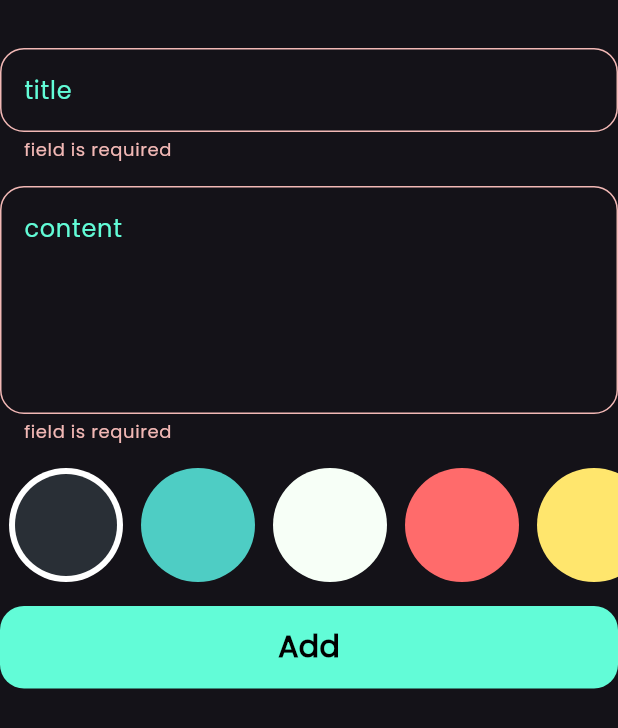
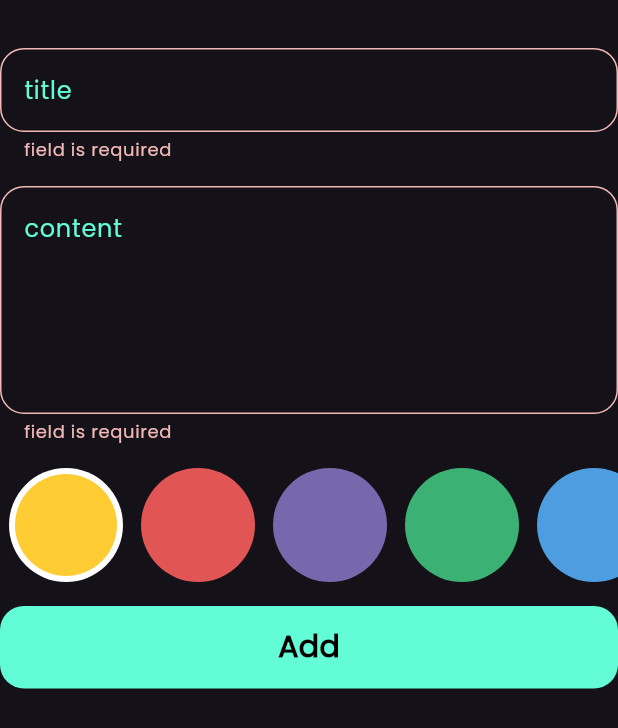
Before and after one commit to kie4a/notes_app, a Flutter app: the AddNoteForm widget shown alone on an empty page, opened directly, after a tap on "Add", on a phone screen of 412 x 824 dp. Shown: the top 728 px of the screen. Run offline on Flutter 3.47's test engine with Material 3 defaults, Android fonts, the phone set to English and light mode, and no system bars; our stand-ins replace bloc, flutter_bloc, font_awesome_flutter, hive, hive_flutter; accounts and stored records are empty.

Commit message:
done note app

```diff
--- a/App/lib/constants.dart
+++ b/App/lib/constants.dart
@@ -2,3 +2,14 @@ import 'package:flutter/material.dart';
 
 const kPrimaycolor =  Color(0xff62FCD7);
 const knotesBox = "notes_box";
+const List<Color> kcolors = [
+  Color(0xffFFCC33), // Gold
+  Color(0xffE15554), // Soft Red
+  Color(0xff7768AE), // Medium Purple
+  Color(0xff3BB273), // Jungle Green
+  Color(0xff4D9DE0), // Celtic BlueColor(0xffACD7EC), // Baby Blue
+  Color(0xffE7C2BE), // Dusty Rose
+  Color(0xffFFF1B5), // Creamy Yellow
+  Color(0xffC1DBB3), // Pale Green
+  Color(0xffF7D1CD), // Peach
+];
--- a/App/lib/cubits/add_note_cubit.dart/cubit/add_note_cubit.dart
+++ b/App/lib/cubits/add_note_cubit.dart/cubit/add_note_cubit.dart
@@ -1,16 +1,21 @@
 import 'package:bloc/bloc.dart';
+import 'package:flutter/material.dart';
 import 'package:hive_flutter/adapters.dart';
 import 'package:meta/meta.dart';
 import 'package:qq/constants.dart';
 import 'package:qq/models/note_model.dart';
 part 'add_note_cubit_state.dart';
+
 class AddNoteCubit extends Cubit<AddNoteState> {
   AddNoteCubit() : super(AddNoteInitial());
+
+  Color color=Color(0xff0AD3FF);
   addNote(NoteModel note) async {
+    note.color = color.value;
     emit(AddNoteLoading());
     try {
       var notesBox = Hive.box<NoteModel>(knotesBox);
-       await notesBox.add(note);
+      await notesBox.add(note);
       emit(AddNoteSuccess());
     } catch (e) {
       emit(AddNoteFailure(e.toString()));
--- a/App/lib/widgets/add_note_form.dart
+++ b/App/lib/widgets/add_note_form.dart
@@ -56,11 +56,12 @@ class AddNoteFormState extends State<AddNoteForm> {
                     var formattdCurrentDate = DateFormat.yMd().format(
                       currentDate,
                     );
+                    var cubit = BlocProvider.of<AddNoteCubit>(context);
                     var noteModel = NoteModel(
                       title: title!,
                       subTitle: subTitle!,
                       date: formattdCurrentDate,
-                      color: Colors.blue.value,
+                      color: cubit.color.value,
                     );
                     formKey.currentState!.save();
                     BlocProvider.of<AddNoteCubit>(context).addNote(noteModel);
--- a/App/lib/widgets/colors_list_view.dart
+++ b/App/lib/widgets/colors_list_view.dart
@@ -1,4 +1,7 @@
 import 'package:flutter/material.dart';
+import 'package:flutter_bloc/flutter_bloc.dart';
+import 'package:qq/constants.dart';
+import 'package:qq/cubits/add_note_cubit.dart/cubit/add_note_cubit.dart';
 
 class ColorItem extends StatelessWidget {
   const ColorItem({super.key, required this.isActivre, required this.color});
@@ -25,18 +28,7 @@ class ColorsListView extends StatefulWidget {
 
 class _ColorsListViewState extends State<ColorsListView> {
   int currentIdex = 0;
-  List<Color> colors = const [
-    Color(0xff292F36),
-    Color(0xff4ECDC4),
-    Color(0xffF7FFF7),
-    Color(0xffFF6B6B),
-    Color(0xffFFE66D),
-    Color(0xffADFCF9),
-    Color(0xff89A894),
-    Color(0xff4B644A),
-    Color(0xff49393B),
-    Color(0xff341C1C),
-  ];
+
 
   @override
   Widget build(BuildContext context) {
@@ -44,18 +36,21 @@ class _ColorsListViewState extends State<ColorsListView> {
       height: 38 * 2,
       child: ListView.builder(
         scrollDirection: Axis.horizontal,
-        itemCount: colors.length,
+        itemCount: kcolors.length,
         itemBuilder: (context, index) {
           return Padding(
             padding: const EdgeInsets.symmetric(horizontal: 6),
             child: GestureDetector(
               onTap: () {
                 currentIdex = index;
+
+                BlocProvider.of<AddNoteCubit>(context).color =
+                    kcolors[index];
                 setState(() {});
               },
               child: ColorItem(
                 isActivre: currentIdex == index,
-                color: colors[index],
+                color: kcolors[index],
               ),
             ),
           );
--- a/App/lib/widgets/custom_notes_item.dart
+++ b/App/lib/widgets/custom_notes_item.dart
@@ -25,7 +25,7 @@ class NoteItem extends StatelessWidget {
       child: Container(
         padding: const EdgeInsets.only(top: 24, bottom: 24, left: 16),
         decoration: BoxDecoration(
-          color: const Color(0xffffcc80),
+        color: Color(note.color),
           borderRadius: BorderRadius.circular(16),
         ),
         child: Column(
```
Also changed, not shown: App/lib/widgets/edit_note_colors_list_view.dart (added, +50 -0 lines), App/lib/widgets/edit_note_view_body.dart (+7 -0 lines).
